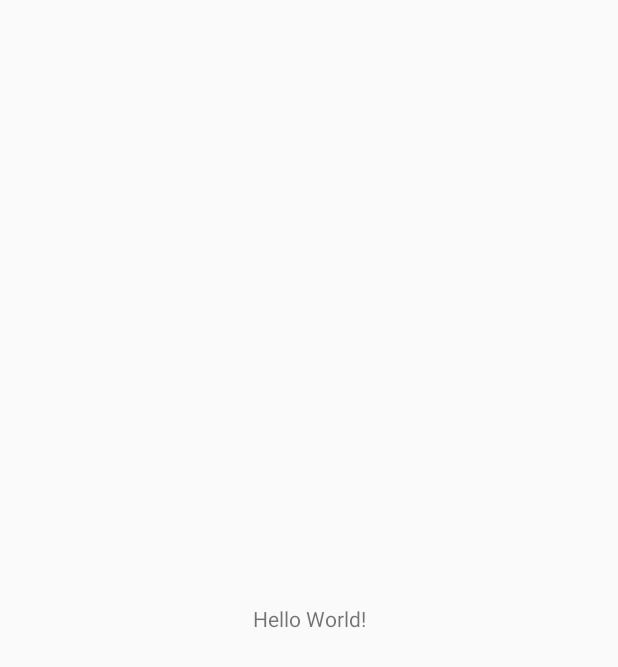
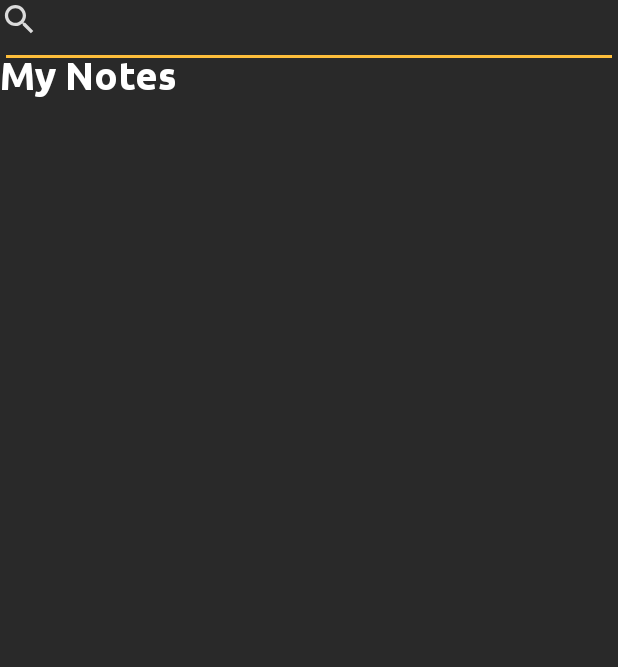
Before and after one commit to Sim1810/note_TeamOrange_android, an Android app: the screen it shows after launch (MainActivity), on a phone screen of 412 x 824 dp. Before the commit the part shown is almost empty. Shown: the top 667 px of the screen. Run offline under Robolectric (Android 15) with nearby library versions, the phone set to English and light mode, and no system bars; our stand-ins replace sdp/ssp sizes.

Commit message:
layout activity.xml

```diff
--- /dev/null
+++ b/app/src/main/res/drawable/background_search.xml
@@ -0,0 +1,10 @@
+<?xml version="1.0" encoding="utf-8"?>
+<shape xmlns:android="http://schemas.android.com/apk/res/android"
+       android:shape="rectangle">
+
+    <solid android:color="@color/colorSearchBackground"/>
+    <corners android:radius="@dimen/_8sdp"/>
+
+
+
+</shape>
--- /dev/null
+++ b/app/src/main/res/drawable/ic_search.xml
@@ -0,0 +1,10 @@
+<vector xmlns:android="http://schemas.android.com/apk/res/android"
+    android:width="24dp"
+    android:height="24dp"
+    android:viewportWidth="24"
+    android:viewportHeight="24"
+    android:tint="?attr/colorControlNormal">
+  <path
+      android:fillColor="@android:color/white"
+      android:pathData="M15.5,14h-0.79l-0.28,-0.27C15.41,12.59 16,11.11 16,9.5 16,5.91 13.09,3 9.5,3S3,5.91 3,9.5 5.91,16 9.5,16c1.61,0 3.09,-0.59 4.23,-1.57l0.27,0.28v0.79l5,4.99L20.49,19l-4.99,-5zM9.5,14C7.01,14 5,11.99 5,9.5S7.01,5 9.5,5 14,7.01 14,9.5 11.99,14 9.5,14z"/>
+</vector>
--- a/app/src/main/res/layout/activity_main.xml
+++ b/app/src/main/res/layout/activity_main.xml
@@ -4,15 +4,51 @@
     xmlns:tools="http://schemas.android.com/tools"
     android:layout_width="match_parent"
     android:layout_height="match_parent"
+    android:background="@color/colorPrimary"
     tools:context=".MainActivity">
 
     <TextView
-        android:layout_width="wrap_content"
+        android:id="@+id/textMyNotes"
+        android:layout_width="match_parent"
         android:layout_height="wrap_content"
-        android:text="Hello World!"
-        app:layout_constraintBottom_toBottomOf="parent"
-        app:layout_constraintLeft_toLeftOf="parent"
-        app:layout_constraintRight_toRightOf="parent"
-        app:layout_constraintTop_toTopOf="parent" />
+        android:layout_marginTop="36dp"
+        android:fontFamily="@font/ubuntu_bold"
+        android:includeFontPadding="false"
+        android:text="@string/my_notes"
+        android:textColor="@color/colorWhite"
+        android:textSize="@dimen/_20ssp"
+        app:layout_constraintTop_toTopOf="parent"
+        tools:layout_editor_absoluteX="15dp" />
+
+    <LinearLayout
+        android:id="@+id/layoutSearch"
+        android:layout_width="match_parent"
+        android:layout_height="wrap_content"
+        android:layout_marginStart="@dimen/_8sdp"
+        android:layout_marginTop="@dimen/_15sdp"
+        android:layout_marginEnd="@dimen/_8sdp"
+        android:background="@drawable/background_search"
+        android:gravity="center_vertical"
+        android:orientation="horizontal"
+        android:paddingStart="@dimen/_10sdp"
+        android:paddingEnd="@dimen/_10sdp"
+        app:layout_constraintTop_toBottomOf="@+id/textMyNotes"/>
+
+    <ImageView
+        android:layout_width="@dimen/_20sdp"
+        android:layout_height="@dimen/_20sdp"
+        android:contentDescription="@string/app_name"
+        android:src="@drawable/ic_search"
+        android:tint="@color/colorSearchIcon"
+        tools:ignore="MissingConstraints" />
+
+    <EditText
+        android:layout_width="match_parent"
+        android:layout_height="@dimen/_35sdp"/>
+
+
+
+
+
 
 </androidx.constraintlayout.widget.ConstraintLayout>
--- a/app/src/main/res/values/strings.xml
+++ b/app/src/main/res/values/strings.xml
@@ -1,3 +1,4 @@
 <resources>
     <string name="app_name">note_TeamOrange_android</string>
+    <string name="my_notes">My Notes</string>
 </resources>
```
